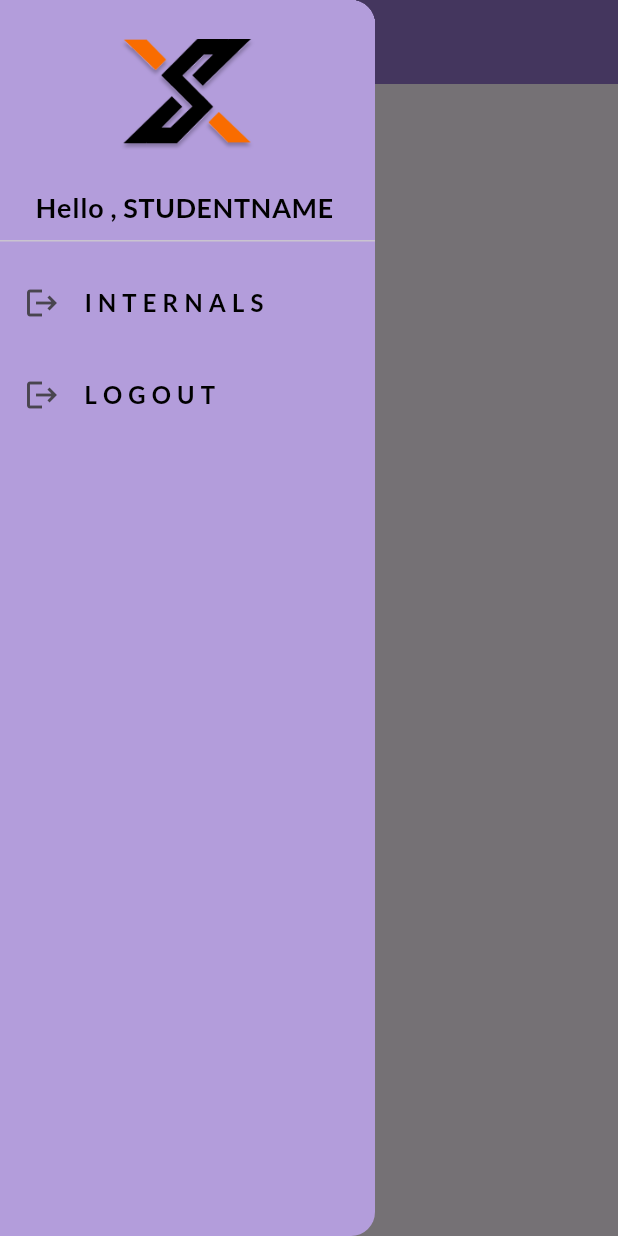
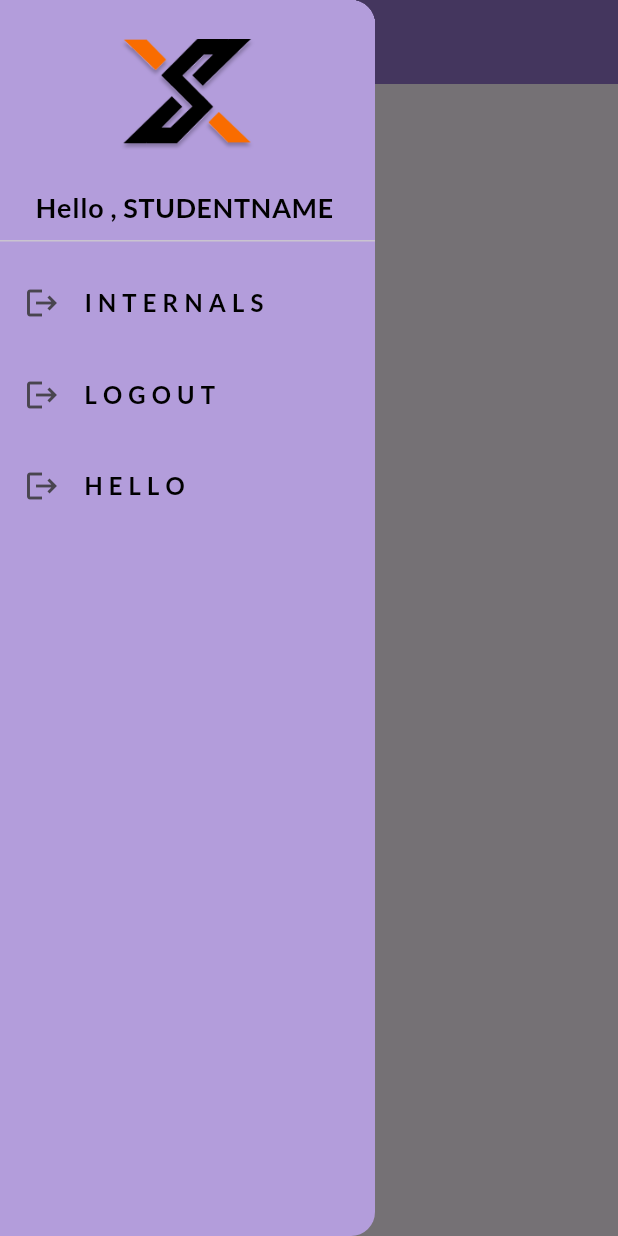
Before and after one commit to yawansharma/SastraX-Flutter, a Flutter app: the HomePage screen opened directly, with the side drawer open, on a phone screen of 412 x 824 dp. Run offline on Flutter 3.47's test engine with Material 3 defaults, Android fonts, the phone set to English and light mode, and no system bars; our stand-ins replace animate_do, google_fonts.

Commit message:
Describe what changes you made

```diff
--- a/lib/Pages/HomePage.dart
+++ b/lib/Pages/HomePage.dart
@@ -54,6 +54,8 @@ class _HomePageState extends State<HomePage> {
             MenuBarTile(name: 'I N T E R N A L S ', targetPage: InternalPage()),
             const SizedBox(height : 5),
             MenuBarTile(name : 'L O G O U T ' , targetPage : LoginPage()),
+            const SizedBox(height : 5),
+            MenuBarTile(name: 'H E L L O', targetPage: LoginPage()),
           ],
         )
         )
```
